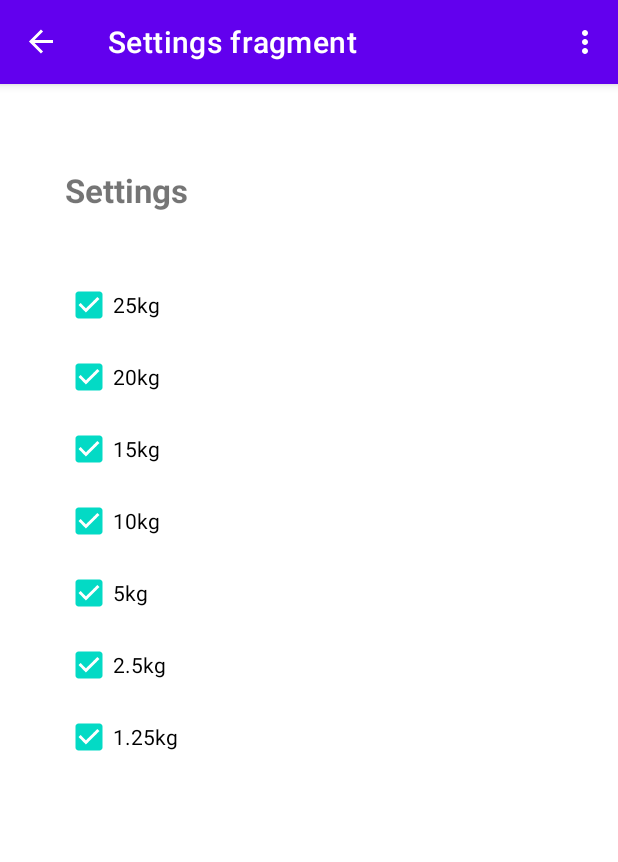
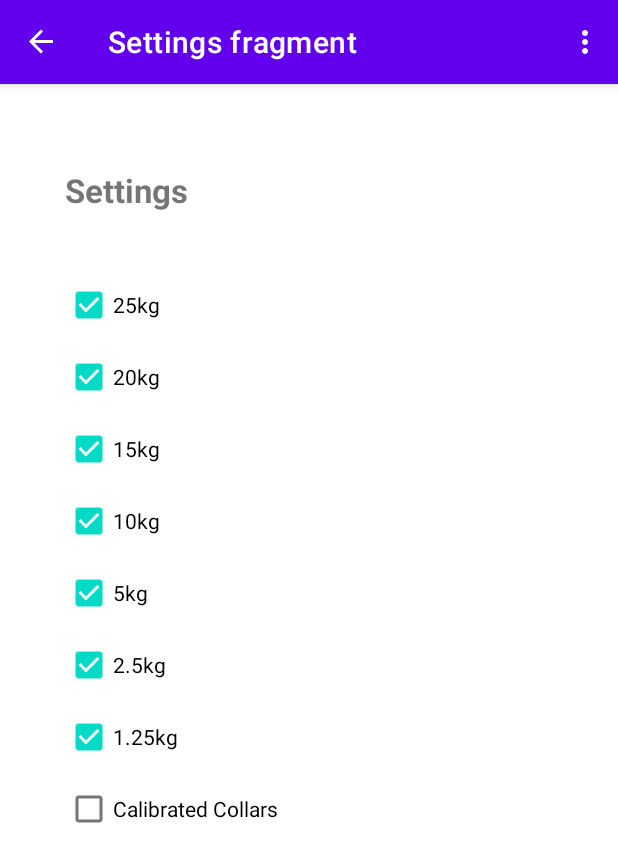
Before and after one commit to thompson-zak/BarbellWeightCalculator, an Android app: the screen it shows after launch (MainActivity), in the options menu, after a tap on "Settings", on a phone screen of 412 x 824 dp. Shown: the top 862 px of the screen. Run offline under Robolectric (Android 15) with nearby library versions, the phone set to English and light mode, and no system bars; our stand-ins replace navigation-ui; 1 statement that could not run was skipped.

Commit message:
Updating app to include support for calibrated collars

```diff
--- a/app/src/main/java/com/example/barbellweightcalculator/AppOutputFragment.kt
+++ b/app/src/main/java/com/example/barbellweightcalculator/AppOutputFragment.kt
@@ -70,6 +70,11 @@ class AppOutputFragment : Fragment() {
             // Initially remove weight of bar from converted weight, then halve it since this is per side
             var tempWeight = (convertedWeight - 20)/2.0
 
+            // Check if competition collars will be used. If so, remove 2.5 from weight as each collar weighs 2.5kg
+            if (sharedPreferences.getBoolean("calibrated_collars", false)) {
+                tempWeight -= 2.5
+            }
+
             if (sharedPreferences.getBoolean("25kg", true)) {
                 barbellList.add(floor(tempWeight/25.0).toInt())
                 tempWeight %= 25
@@ -119,12 +124,18 @@ class AppOutputFragment : Fragment() {
                 barbellList.add(0)
             }
 
+            if (sharedPreferences.getBoolean("calibrated_collars", false)) {
+                barbellList.add(1)
+            } else {
+                barbellList.add(0)
+            }
+
             Log.v("AppOutput", barbellList.toString())
 
             var plateIndex = 1
             var platesNeededTextBuilder = StringBuilder()
             var barbellWeight = 20.0
-            for(i in 0..6) {
+            for(i in 0..7) {
                 val numPlates = barbellList[i]
                 if(numPlates > 0) {
                     val platesText = getPlatesText(i)
@@ -138,7 +149,12 @@ class AppOutputFragment : Fragment() {
                 val plateColor = getPlateColor(i)
                 val plateHeight = getPlateHeight(i)
                 val dpToPixelFactor = requireContext().resources.displayMetrics.density
-                val width = (8 * dpToPixelFactor).toInt()
+                val width = if( i != 7 ) {
+                    (8 * dpToPixelFactor).toInt()
+                } else {
+                    // Double width to transform "plate" to "collar"
+                    (16 * dpToPixelFactor).toInt()
+                }
                 val height = (plateHeight * dpToPixelFactor).toInt()
                 for(j in plateIndex until (plateIndex+numPlates)) {
                     val plateId = "plate_$j"
@@ -175,7 +191,8 @@ class AppOutputFragment : Fragment() {
             3 -> 10.0
             4 -> 5.0
             5 -> 2.5
-            6 -> 1.2
+            6 -> 1.25
+            7 -> 2.5
             else -> {
                 25.0
             }
@@ -191,6 +208,7 @@ class AppOutputFragment : Fragment() {
             4 -> "5kg"
             5 -> "2.5kg"
             6 -> "1.25kg"
+            7 -> "Collar"
             else -> {
                 "25kg"
             }
@@ -207,6 +225,7 @@ class AppOutputFragment : Fragment() {
             4 -> "#000000" //5kg
             5 -> "#000000" //2.5kg
             6 -> "#000000" //1.25kg
+            7 -> "#D8D8D8" //Collar
             else -> {
                 "#FF0000"
             }
@@ -223,6 +242,7 @@ class AppOutputFragment : Fragment() {
             4 -> 65  //5kg
             5 -> 55  //2.5kg
             6 -> 40  //1.25kg
+            7 -> 30  //Collar
             else -> {
                 125
             }
--- a/app/src/main/java/com/example/barbellweightcalculator/MainActivity.kt
+++ b/app/src/main/java/com/example/barbellweightcalculator/MainActivity.kt
@@ -39,6 +39,7 @@ class MainActivity : AppCompatActivity() {
             editor.putBoolean("5kg", true)
             editor.putBoolean("2_5kg", true)
             editor.putBoolean("1_2_5kg", true)
+            editor.putBoolean("calibrated_collars", false)
             editor.commit()
         }
     }
--- a/app/src/main/java/com/example/barbellweightcalculator/SettingsFragment.kt
+++ b/app/src/main/java/com/example/barbellweightcalculator/SettingsFragment.kt
@@ -42,6 +42,7 @@ class SettingsFragment : Fragment() {
         view.findViewById<CheckBox>(R.id.checkBox5kg).setChecked(sharedPreferences.getBoolean("5kg", true))
         view.findViewById<CheckBox>(R.id.checkBox2_5kg).setChecked(sharedPreferences.getBoolean("2_5kg", true))
         view.findViewById<CheckBox>(R.id.checkBox1_2_5kg).setChecked(sharedPreferences.getBoolean("1_2_5kg", true))
+        view.findViewById<CheckBox>(R.id.checkBoxCollar).setChecked(sharedPreferences.getBoolean("calibrated_collars", false))
 
         val editor : SharedPreferences.Editor = sharedPreferences.edit()
         view.findViewById<CheckBox>(R.id.checkBox25kg).setOnCheckedChangeListener { _, isChecked ->
@@ -72,5 +73,9 @@ class SettingsFragment : Fragment() {
             editor.putBoolean("1_2_5kg", isChecked)
             editor.commit()
         }
+        view.findViewById<CheckBox>(R.id.checkBoxCollar).setOnCheckedChangeListener { _, isChecked ->
+            editor.putBoolean("calibrated_collars", isChecked)
+            editor.commit()
+        }
     }
 }
--- a/app/src/main/res/layout/settings_fragment.xml
+++ b/app/src/main/res/layout/settings_fragment.xml
@@ -81,4 +81,13 @@
         android:text="@string/kg_1_2_5"
         app:layout_constraintStart_toStartOf="parent"
         app:layout_constraintTop_toBottomOf="@+id/checkBox2_5kg" />
+
+    <CheckBox
+        android:id="@+id/checkBoxCollar"
+        android:layout_width="wrap_content"
+        android:layout_height="wrap_content"
+        android:layout_marginStart="43dp"
+        android:text="@string/calibrated_collars"
+        app:layout_constraintStart_toStartOf="parent"
+        app:layout_constraintTop_toBottomOf="@+id/checkBox1_2_5kg" />
 </androidx.constraintlayout.widget.ConstraintLayout>
--- a/app/src/main/res/values/strings.xml
+++ b/app/src/main/res/values/strings.xml
@@ -32,5 +32,6 @@
     <string name="kg_5">5kg</string>
     <string name="kg_2_5">2.5kg</string>
     <string name="kg_1_2_5">1.25kg</string>
+    <string name="calibrated_collars">Calibrated Collars</string>
 
 </resources>
```
